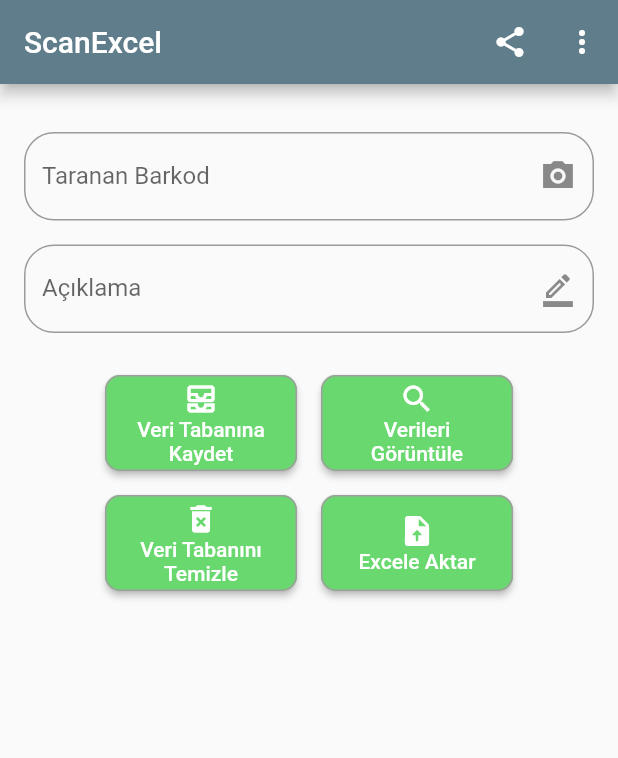
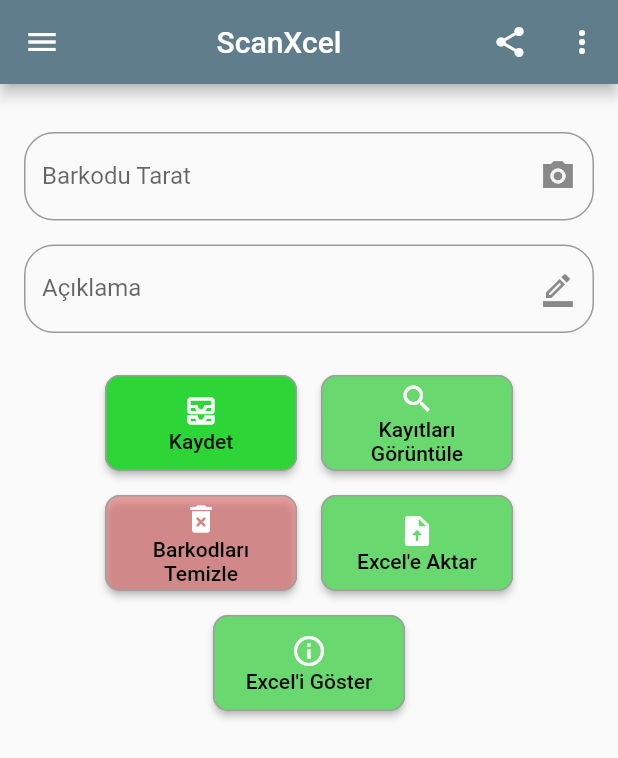
Before and after one commit to barisgrbz/scanxcel, a Flutter app: the screen it shows after launch, on a phone screen of 412 x 824 dp. Shown: the top 758 px of the screen. Run offline on Flutter 3.47's test engine with Material 2 defaults, Android fonts, the light colour scheme and no system bars; our stand-ins replace fluttertoast, share_plus, sqflite; missing offline and left inert: excel, flutter_barcode_scanner, open_file_plus; accounts and stored records are empty.

Commit message:
27.08.2023 00:09

```diff
--- a/lib/data_page.dart
+++ b/lib/data_page.dart
@@ -48,6 +48,7 @@
   Widget build(BuildContext context) {
     return Scaffold(
       appBar: AppBar(
+        backgroundColor: Colors.blueGrey,
         title: Text('Verileri Görüntüle'),
       ),
       body: ListView.builder(
--- a/lib/main.dart
+++ b/lib/main.dart
@@ -6,7 +6,8 @@
 import 'package:fluttertoast/fluttertoast.dart';
 import 'package:excel/excel.dart';
 import 'dart:io';
-
+import 'package:open_file_plus/open_file_plus.dart';
+import 'dart:async';
 import 'data_page.dart';
 
 void main() {
@@ -144,7 +145,9 @@
     return Scaffold(
       appBar: AppBar(
         backgroundColor: Colors.blueGrey,
-        title: Text('ScanExcel'),
+        title: Center(
+          child: Text('ScanXcel'),
+        ),
         actions: [
           IconButton(
             icon: Icon(Icons.share),
@@ -156,7 +159,6 @@
                   'Hey Senin İçin Bulduğum Uygulamaya Bir Göz At!\n\n$UrlPreview');
             },
           ),
-
           PopupMenuButton(
             offset: Offset(0, 50),
             padding: EdgeInsets.zero,
@@ -181,7 +183,7 @@
             TextField(
               controller: barcodeController,
               decoration: InputDecoration(
-                labelText: 'Taranan Barkod',
+                labelText: 'Barkodu Tarat',
                 suffixIcon: IconButton(
                   icon: Icon(Icons.camera_alt_sharp),
                   onPressed: scanBarcode,
@@ -198,7 +200,7 @@
                 labelText: 'Açıklama',
                 suffixIcon: IconButton(
                   icon: Icon(Icons.border_color_outlined),
-                  onPressed: scanBarcode,
+                  onPressed: () => {},
                 ),
                 border: OutlineInputBorder(
                   borderRadius: BorderRadius.circular(20.0),
@@ -210,9 +212,9 @@
               Padding(
                 padding: EdgeInsets.all(8.0),
                 child: SquareButton(
-                  color: Color.fromARGB(255, 105, 216, 111),
+                  color: Color.fromARGB(255, 45, 214, 54),
                   onPressed: saveData,
-                  buttonName: 'Veri Tabanına Kaydet',
+                  buttonName: 'Kaydet',
                   icon: Icon(Icons.all_inbox_outlined),
                 ),
               ),
@@ -226,7 +228,7 @@
                       MaterialPageRoute(builder: (context) => DataPage()),
                     );
                   },
-                  buttonName: 'Verileri Görüntüle',
+                  buttonName: 'Kayıtları Görüntüle',
                   icon: Icon(Icons.search_outlined),
                 ),
               ),
@@ -235,9 +237,9 @@
               Padding(
                 padding: EdgeInsets.all(8.0),
                 child: SquareButton(
-                  color: Color.fromARGB(255, 105, 216, 111),
+                  color: Color.fromARGB(166, 224, 112, 112),
                   onPressed: clearDatabase,
-                  buttonName: 'Veri Tabanını Temizle',
+                  buttonName: 'Barkodları Temizle',
                   icon: Icon(Icons.delete_forever),
                 ),
               ),
@@ -246,11 +248,95 @@
                 child: SquareButton(
                   color: Color.fromARGB(255, 105, 216, 111),
                   onPressed: exportToExcel,
-                  buttonName: 'Excele Aktar',
+                  buttonName: 'Excel\'e Aktar',
                   icon: Icon(Icons.upload_file_rounded),
                 ),
               ),
             ]),
+            Row(mainAxisAlignment: MainAxisAlignment.center, children: <Widget>[
+              Padding(
+                padding: EdgeInsets.all(8.0),
+                child: SquareButton(
+                  color: Color.fromARGB(255, 105, 216, 111),
+                  onPressed: () async {
+                    try {
+                      await OpenFile.open(
+                          "/storage/emulated/0/Download/barkodlar.xlsx");
+                      print("girdi");
+                    } catch (error) {
+                      print("Error opening file: $error");
+                    }
+                  },
+                  buttonName: 'Excel\'i Göster',
+                  icon: Icon(Icons.info_outline),
+                ),
+              ),
+            ]),
+          ],
+        ),
+      ),
+      drawer: Drawer(
+        child: ListView(
+          padding: EdgeInsets.zero,
+          children: <Widget>[
+            SizedBox(
+              height: 400,
+              child: DrawerHeader(
+                child: Column(
+                  mainAxisAlignment: MainAxisAlignment.spaceBetween,
+                  children: [
+                    CircleAvatar(
+                      radius: 50,
+                      backgroundImage:
+                          NetworkImage('https://picsum.photos/250?image=9'),
+                    ),
+                    Text('ScanXcel'),
+                    Text('versiyon:1.0.0'),
+                    Text(
+                        'iletişim ve geliştirme için github ve sosyal medya hesaplarımızı takip etmeyi unutmayın!'),
+                    Row(
+                      mainAxisAlignment: MainAxisAlignment.spaceEvenly,
+                      children: [
+                        IconButton(
+                          icon: Icon(Icons.person),
+                          onPressed: () {
+                            // Navigate to user profile
+                          },
+                        ),
+                        IconButton(
+                          icon: Icon(Icons.mail),
+                          onPressed: () {
+                            // Navigate to contact form
+                          },
+                        ),
+                        IconButton(
+                          icon: Icon(Icons.share),
+                          onPressed: () async {
+                            final UrlPreview =
+                                'https://play.google.com/store/apps/details?id=com.bimilyondunya.eventswork&pcampaignid=web_share';
+
+                            await Share.share(
+                                'Hey Senin İçin Bulduğum Uygulamaya Bir Göz At!\n\n$UrlPreview');
+                          },
+                        ),
+                      ],
+                    ),
+                  ],
+                ),
+              ),
+            ),
+            ListTile(
+              title: Text('Item 1'),
+              onTap: () {
+                Navigator.pop(context);
+              },
+            ),
+            ListTile(
+              title: Text('Ayarlar & Destek'),
+              onTap: () {
+                Navigator.pop(context);
+              },
+            ),
           ],
         ),
       ),
@@ -297,7 +383,7 @@
             if (icon != null) icon!,
             Text(
               buttonName,
-              style: TextStyle(color: Colors.white),
+              style: TextStyle(color: Color.fromARGB(255, 0, 0, 0)),
               textAlign: TextAlign.center,
             ),
           ],
--- a/pubspec.yaml
+++ b/pubspec.yaml
@@ -39,6 +39,9 @@
   share_plus: ^2.2.0
   cupertino_icons: ^1.0.2
   flutter_launcher_icons: ^0.13.1
+  open_file_plus: ^3.4.1
+
+
 
 flutter_icons:
   android: "launcher_icon"
```
Also changed, not shown: pubspec.lock, 3 other files.
